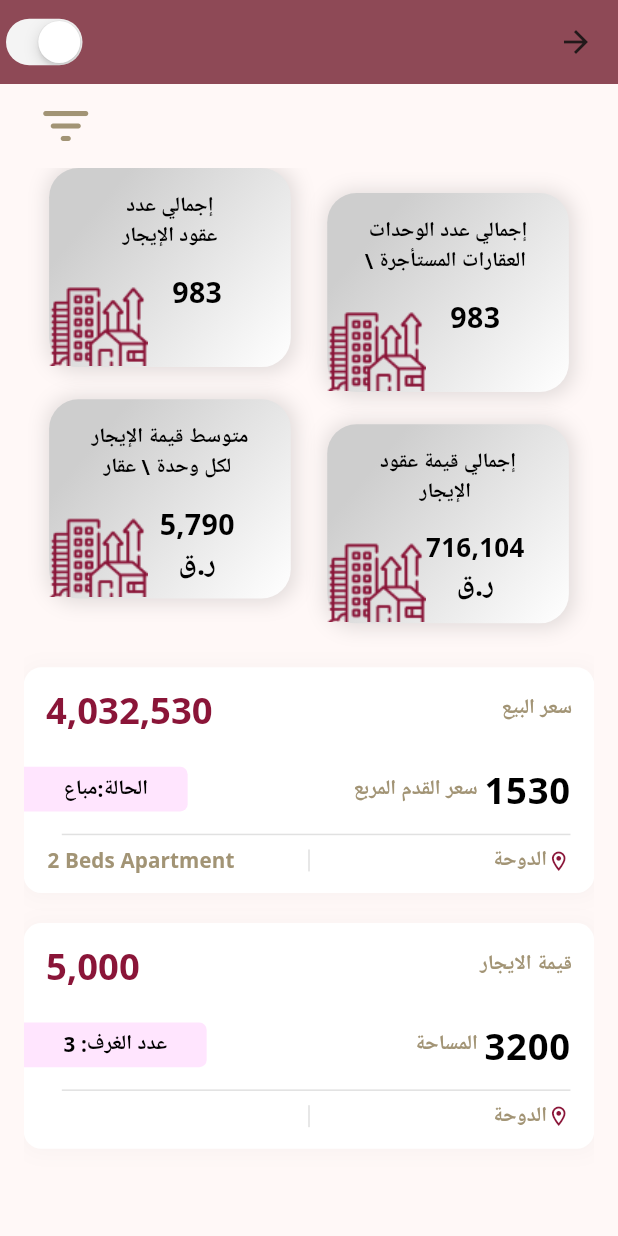
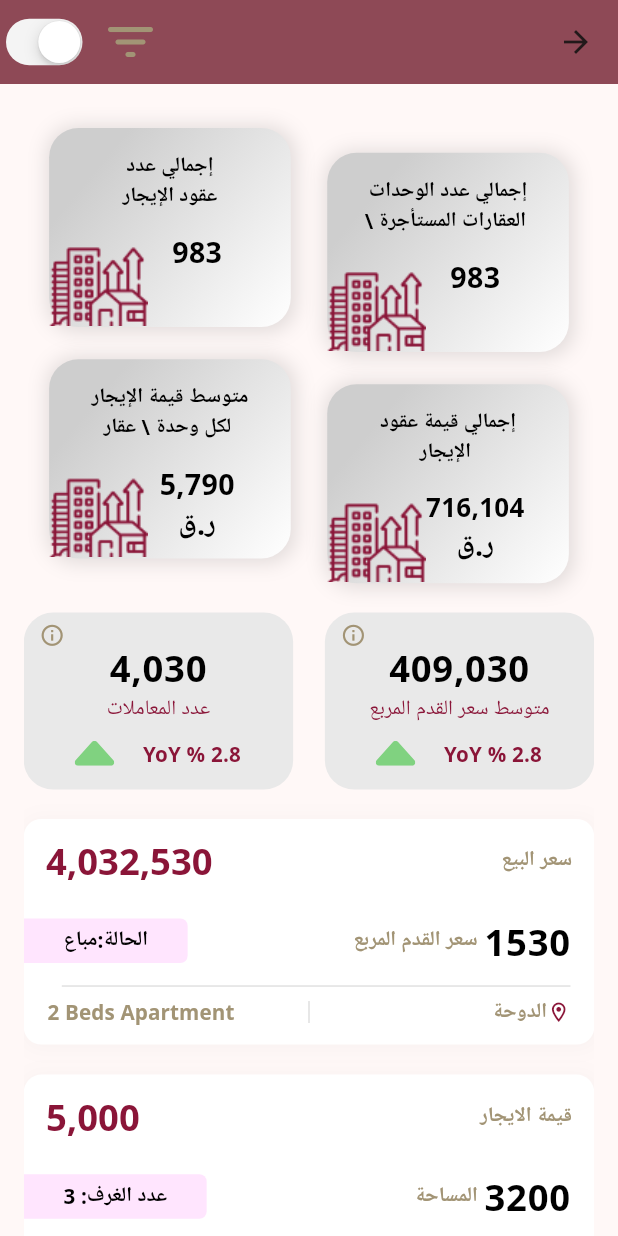
Before and after one commit to BeSaRa/qrep-mobility, a Flutter app: the HomeView screen opened directly, on a phone screen of 412 x 824 dp. Run offline on Flutter 3.47's test engine with Material 2 defaults, Android fonts, the phone set to English and light mode, and no system bars; our stand-ins replace animated_theme_switcher, bloc, connectivity_plus, dio, dropdown_button2, easy_localization and 9 more; missing offline and left inert: flutter_floating_bottom_bar; accounts and stored records are empty; generated files the repository leaves out were written again.

Commit message:
fixed growth_rate_widget directionality

```diff
--- a/lib/presentations/features/home/home_view.dart
+++ b/lib/presentations/features/home/home_view.dart
@@ -3,6 +3,7 @@ import 'package:easy_localization/easy_localization.dart' as local;
 import 'package:animated_theme_switcher/animated_theme_switcher.dart';
 import 'package:ebla/presentations/resources/assets_manager.dart';
 import 'package:ebla/presentations/resources/theme_manager.dart';
+import 'package:ebla/presentations/widgets/growth_rate_widget.dart';
 import 'package:ebla/presentations/widgets/range_slider_widget.dart';
 
 import 'package:ebla/presentations/widgets/staggered_grid_view.dart';
@@ -61,6 +62,19 @@ class _HomeViewState extends State<HomeView> {
       appBar: AppBar(
         backgroundColor: Theme.of(context).primaryColor,
         actions: [
+          IconButton(
+            onPressed: () {
+              bottomSheetWidget(
+                context,
+                child: const BosttomSheetFilterWidget(),
+              );
+            },
+            icon: Icon(
+              Icons.filter_list_rounded,
+              size: 40,
+              color: ColorManager.golden,
+            ),
+          ),
           ThemeSwitcher.withTheme(
             builder: (context, switcher, theme) {
               return CupertinoSwitch(
@@ -82,25 +96,12 @@ class _HomeViewState extends State<HomeView> {
         padding: EdgeInsets.symmetric(horizontal: AppSizeW.s15),
         child: Column(
           children: [
-            Align(
-              alignment: AlignmentDirectional.topEnd,
-              child: IconButton(
-                onPressed: () {
-                  bottomSheetWidget(
-                    context,
-                    child: const BosttomSheetFilterWidget(),
-                  );
-                },
-                icon: Icon(
-                  Icons.filter_list_rounded,
-                  size: 40,
-                  color: ColorManager.golden,
-                ),
-              ),
-            ),
             Expanded(
               child: ListView(
                 children: [
+                  SizedBox(
+                    height: AppSizeH.s30,
+                  ),
                   Padding(
                     padding: EdgeInsets.symmetric(horizontal: AppSizeW.s16),
                     child: StaggeredGridView(
@@ -191,7 +192,17 @@ class _HomeViewState extends State<HomeView> {
                       },
                     ),
                   ),
-                  SizedBox(height: AppSizeH.s30),
+                  SizedBox(height: AppSizeH.s20),
+                  Row(
+                    children: [
+                      const Expanded(child: GrowthRateWidget(index: 0)),
+                      SizedBox(
+                        width: AppSizeW.s20,
+                      ),
+                      const Expanded(child: GrowthRateWidget(index: 1)),
+                    ],
+                  ),
+                  SizedBox(height: AppSizeH.s20),
                   const MainDataContainer(
                     title: 'سعر البيع',
                     totalPrice: '4,032,530',
--- a/lib/presentations/widgets/bottom_sheet_filter_widget.dart
+++ b/lib/presentations/widgets/bottom_sheet_filter_widget.dart
@@ -1,11 +1,9 @@
 import 'package:ebla/presentations/resources/color_manager.dart';
 import 'package:ebla/presentations/widgets/mutli_dropdown_widget.dart';
-import 'package:ebla/presentations/widgets/price_filter_widget.dart';
-import 'package:ebla/presentations/widgets/range_slider_widget.dart';
+import 'package:ebla/presentations/widgets/range_slider_filter_widget.dart';
+
 import 'package:flutter/material.dart';
-import 'package:flutter/widgets.dart';
 
-import '../features/home/home_view.dart';
 import '../resources/values_manager.dart';
 import 'custom_elevated_button.dart';
 import 'single_dropdown_widget.dart';
--- a/lib/presentations/widgets/growth_rate_widget.dart
+++ b/lib/presentations/widgets/growth_rate_widget.dart
@@ -22,7 +22,7 @@ class GrowthRateWidget extends StatelessWidget {
   @override
   Widget build(BuildContext context) {
     return Stack(
-      alignment: AlignmentDirectional.topStart,
+      alignment: AlignmentDirectional.topEnd,
       children: [
         Container(
           decoration: BoxDecoration(
@@ -47,23 +47,21 @@ class GrowthRateWidget extends StatelessWidget {
             ),
             Row(
               children: [
-                SizedBox(
-                  width: AppSizeW.s30,
+                SizedBox(width: AppSizeW.s33),
+                Text(
+                  growthRateData[index].growthRate,
+                  style: Theme.of(context).textTheme.titleMedium!.copyWith(
+                        fontSize: AppSizeSp.s13,
+                      ),
                 ),
+                SizedBox(width: AppSizeW.s17),
                 SvgPicture.asset(
                   //todo: get the redArrowDown from the design
                   ImageAssets.greenArrowUp,
                   height: AppSizeH.s17,
                   width: AppSizeW.s27,
                 ),
-                SizedBox(width: AppSizeW.s17),
-                Text(
-                  growthRateData[index].growthRate,
-                  style: Theme.of(context).textTheme.titleMedium!.copyWith(
-                        fontSize: AppSizeSp.s13,
-                      ),
-                ),
-                SizedBox(width: AppSizeW.s33),
+                SizedBox(width: AppSizeW.s30),
               ],
             )
           ]),
```
